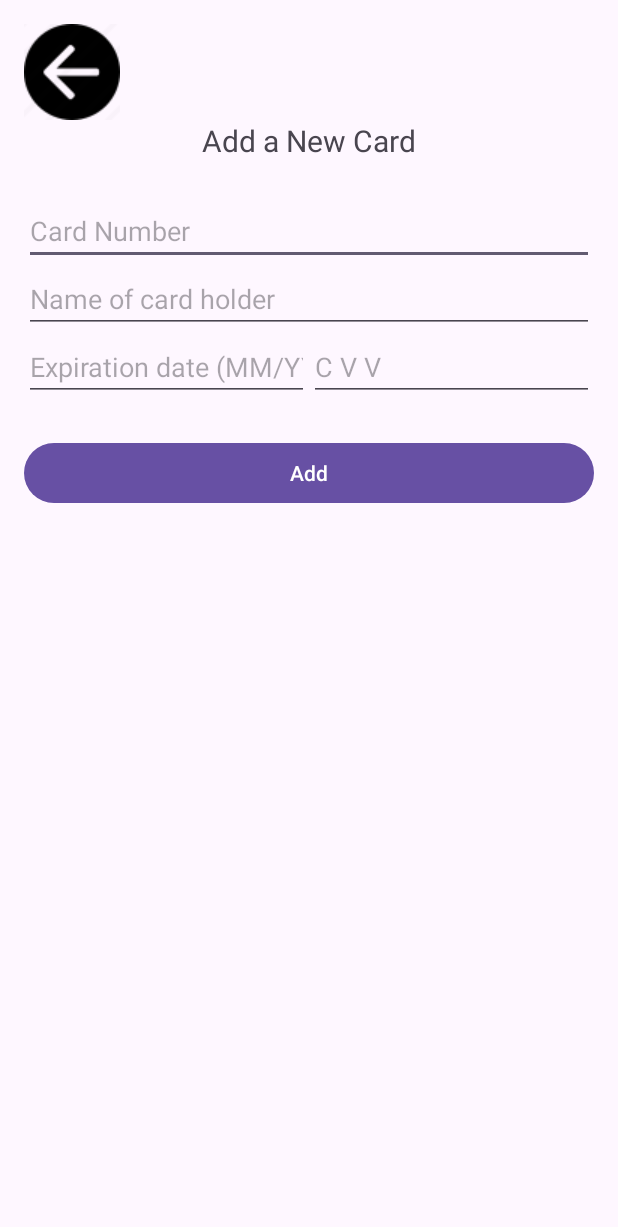
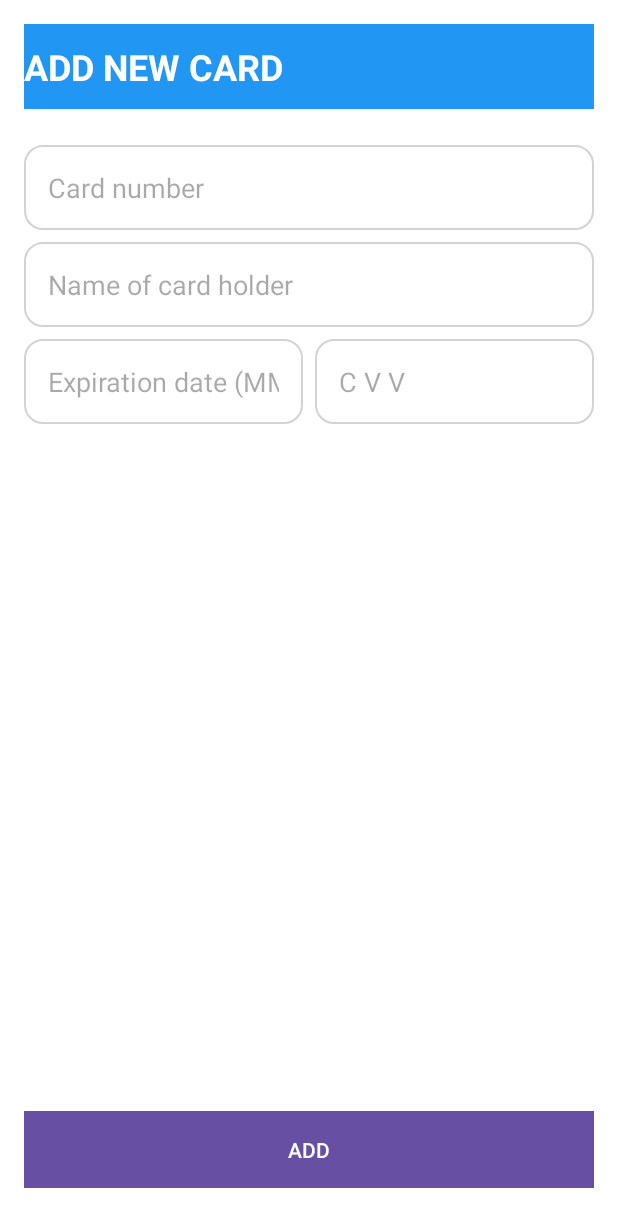
Before and after one commit to ST10092118/CashSend, an Android app: the layout activity_add_new_card.xml on its own in the app's theme, with its tools: preview values and no code run, on a phone screen of 412 x 824 dp. Shown: the top 1227 px of the screen. Run offline under Robolectric (Android 15) with nearby library versions, the phone set to English and light mode, and no system bars.

```diff
--- a/app/src/main/java/com/example/opsc7312cashsend/HomeScreenActivity.kt
+++ b/app/src/main/java/com/example/opsc7312cashsend/HomeScreenActivity.kt
@@ -24,7 +24,7 @@ class HomeScreenActivity : AppCompatActivity() {
         val btnProfile: Button = findViewById(R.id.btn_profile)
         val btnSettings: Button = findViewById(R.id.btn_settings)
 
-        // "More" button click listener
+         //"More" button click listener
         btnMore.setOnClickListener {
             Toast.makeText(this, "More features coming soon!", Toast.LENGTH_SHORT).show()
         }
--- /dev/null
+++ b/app/src/main/res/drawable/rounded_border.xml
@@ -0,0 +1,7 @@
+<?xml version="1.0" encoding="utf-8"?>
+<shape xmlns:android="http://schemas.android.com/apk/res/android"
+    android:shape="rectangle">
+    <solid android:color="@android:color/transparent"/>
+    <corners android:radius="12dp"/>
+    <stroke android:width="1dp" android:color="#D3D3D3"/> <!-- Light gray border -->
+</shape>
--- a/app/src/main/res/layout/activity_add_new_card.xml
+++ b/app/src/main/res/layout/activity_add_new_card.xml
@@ -1,72 +1,105 @@
-<LinearLayout xmlns:android="http://schemas.android.com/apk/res/android"
+<androidx.constraintlayout.widget.ConstraintLayout
+    xmlns:android="http://schemas.android.com/apk/res/android"
+    xmlns:app="http://schemas.android.com/apk/res-auto"
     android:layout_width="match_parent"
     android:layout_height="match_parent"
-    android:orientation="vertical"
-    android:padding="16dp">
+    android:padding="16dp"
+    android:background="#FFFFFF">
 
-    <!-- Back Button -->
-    <ImageButton
-        android:id="@+id/btn_back"
-        android:layout_width="wrap_content"
+    <!-- Header Section -->
+    <TextView
+        android:id="@+id/addNewCardTitle"
+        android:layout_width="match_parent"
         android:layout_height="wrap_content"
-        android:src="@drawable/back"
-        android:contentDescription="Back"
-        android:layout_gravity="start"
-        android:background="?android:attr/selectableItemBackgroundBorderless" />
-
-    <!-- Header Text -->
-    <TextView
-        android:layout_width="wrap_content"
-        android:layout_height="wrap_content"
-        android:text="Add a New Card"
-        android:textSize="20sp"
-        android:layout_gravity="center_horizontal"
-        android:paddingBottom="24dp" />
+        android:text="ADD NEW CARD"
+        android:textSize="24sp"
+        android:textStyle="bold"
+        android:textColor="@android:color/white"
+        android:background="#2196F3"
+    android:paddingVertical="12dp"
+    app:layout_constraintTop_toTopOf="parent"
+    app:layout_constraintStart_toStartOf="parent"
+    app:layout_constraintEnd_toEndOf="parent" />
 
     <!-- Card Number Input -->
     <EditText
         android:id="@+id/et_card_number"
-        android:layout_width="match_parent"
+        android:layout_width="0dp"
         android:layout_height="wrap_content"
-        android:hint="Card Number"
-        android:inputType="number" />
+        android:hint="Card number"
+        android:padding="16dp"
+        android:layout_marginTop="24dp"
+        android:inputType="number"
+        android:backgroundTint="#D3D3D3"
+    android:background="@drawable/rounded_border"
+    app:layout_constraintTop_toBottomOf="@id/addNewCardTitle"
+    app:layout_constraintStart_toStartOf="parent"
+    app:layout_constraintEnd_toEndOf="parent" />
 
-    <!-- Cardholder Name Input -->
+    <!-- Card Holder Name Input -->
     <EditText
         android:id="@+id/et_card_name"
-        android:layout_width="match_parent"
+        android:layout_width="0dp"
         android:layout_height="wrap_content"
-        android:hint="Name of card holder" />
+        android:hint="Name of card holder"
+        android:padding="16dp"
+        android:layout_marginTop="8dp"
+        android:inputType="textPersonName"
+        android:backgroundTint="#D3D3D3"
+        android:background="@drawable/rounded_border"
+        app:layout_constraintTop_toBottomOf="@id/et_card_number"
+        app:layout_constraintStart_toStartOf="parent"
+        app:layout_constraintEnd_toEndOf="parent" />
 
     <!-- Expiration Date and CVV Inputs -->
     <LinearLayout
-        android:layout_width="match_parent"
+        android:layout_width="0dp"
         android:layout_height="wrap_content"
         android:orientation="horizontal"
-        android:weightSum="2">
+        android:layout_marginTop="8dp"
+        app:layout_constraintTop_toBottomOf="@id/et_card_name"
+        app:layout_constraintStart_toStartOf="parent"
+        app:layout_constraintEnd_toEndOf="parent">
 
+        <!-- Expiration Date Input -->
         <EditText
             android:id="@+id/et_expiration_date"
             android:layout_width="0dp"
             android:layout_height="wrap_content"
             android:layout_weight="1"
             android:hint="Expiration date (MM/YY)"
-            android:inputType="text" />
+            android:padding="16dp"
+            android:inputType="text"
+            android:backgroundTint="#D3D3D3"
+            android:background="@drawable/rounded_border" />
 
+        <!-- CVV Input -->
         <EditText
             android:id="@+id/et_cvv"
             android:layout_width="0dp"
             android:layout_height="wrap_content"
             android:layout_weight="1"
             android:hint="C V V"
-            android:inputType="numberPassword" />
+            android:padding="16dp"
+            android:inputType="numberPassword"
+            android:backgroundTint="#D3D3D3"
+            android:layout_marginStart="8dp"
+            android:background="@drawable/rounded_border" />
     </LinearLayout>
 
-    <!-- Save/Add Button -->
+    <!-- Add Button -->
     <Button
         android:id="@+id/btn_add_card"
         android:layout_width="match_parent"
         android:layout_height="wrap_content"
-        android:text="Add"
-        android:layout_marginTop="24dp" />
-</LinearLayout>
+        android:text="ADD"
+        android:layout_marginTop="32dp"
+        android:layout_marginBottom="16dp"
+        android:background="#FF0000"
+        android:textColor="@android:color/white"
+        android:paddingVertical="12dp"
+        app:layout_constraintBottom_toBottomOf="parent"
+        app:layout_constraintStart_toStartOf="parent"
+        app:layout_constraintEnd_toEndOf="parent" />
+
+</androidx.constraintlayout.widget.ConstraintLayout>
```
Also changed, not shown: app/src/main/java/com/example/opsc7312cashsend/AddNewCardActivity.kt (+29 -30 lines), app/src/main/java/com/example/opsc7312cashsend/ApiService.kt (+9 -7 lines), app/src/main/java/com/example/opsc7312cashsend/CardRepository.kt (deleted, +0 -22 lines), app/src/main/java/com/example/opsc7312cashsend/CardSelectionActivity.kt (+41 -15 lines), app/src/main/java/com/example/opsc7312cashsend/adapters/CardAdapter.kt (+31 -33 lines), app/src/main/java/com/example/opsc7312cashsend/models/Card.kt (+3 -8 lines), app/src/main/java/com/opsc7311/cashsend_opscpart2/Fragments/RegisterFragment.kt (+28 -4 lines), app/src/main/res/layout/activity_card_selection.xml (+60 -30 lines), app/src/main/res/layout/card_item.xml (added, +51 -0 lines), app/src/main/res/drawable/visa.png (added).
